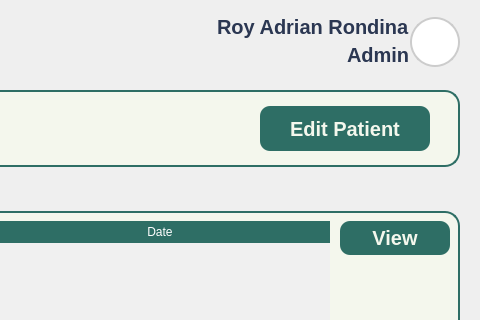
Qt form Views/Doctor_PatientDetailsView.ui (VinsmokeSanji69/COVACHA_CLINIC_SYSTEM) before a commit; both pictures show x 670 to 1150 and y 0 to 320 of the 1150 by 820 pixel window.
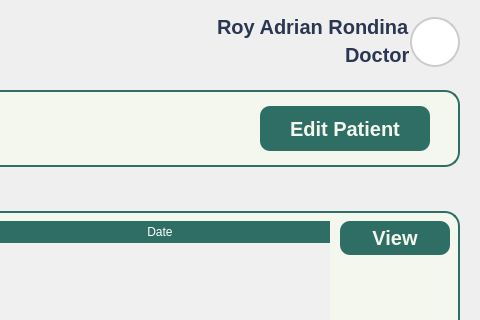
The same form after that commit. Icons and pictures are not drawn.

Commit message: Admin & Doctor patient/records view

The edit to the form file:
```diff
--- a/Views/Doctor_PatientDetailsView.ui
+++ b/Views/Doctor_PatientDetailsView.ui
@@ -622,7 +622,7 @@
               <item alignment="Qt::AlignRight">
                <widget class="QLabel" name="UserType">
                 <property name="text">
-                 <string>Admin</string>
+                 <string>Doctor</string>
                 </property>
                 <property name="alignment">
                  <set>Qt::AlignLeading</set>
```
Left out of the diff: 28 changed lines with no effect on the pictures. The commit also changes 5 other files.
